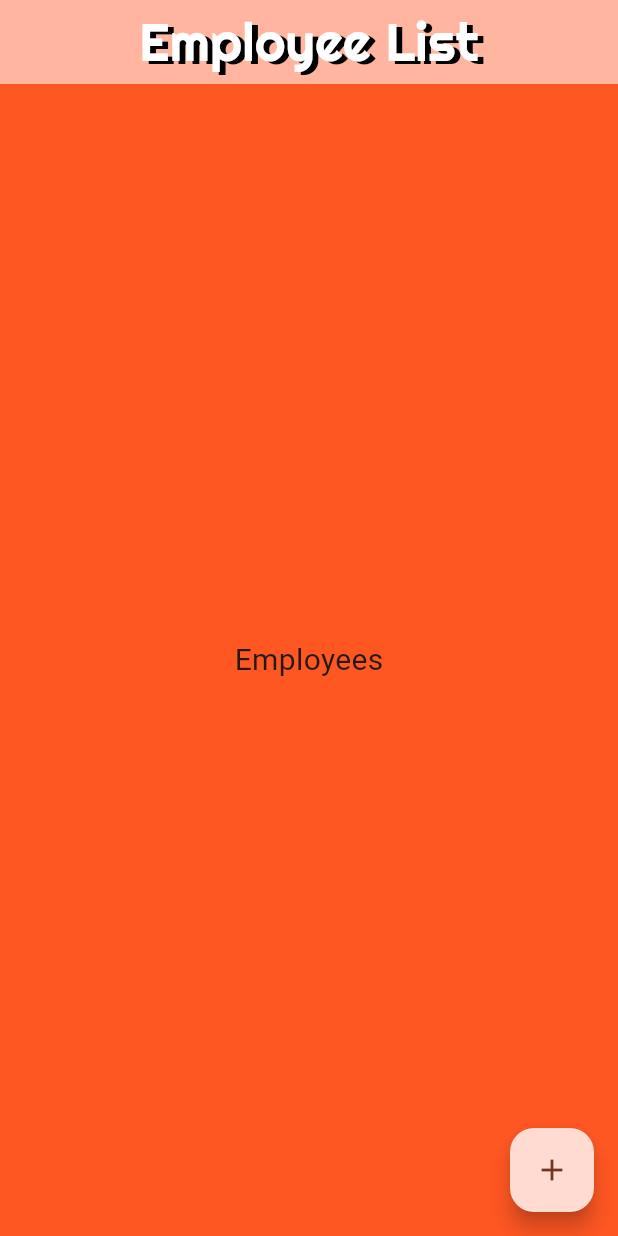
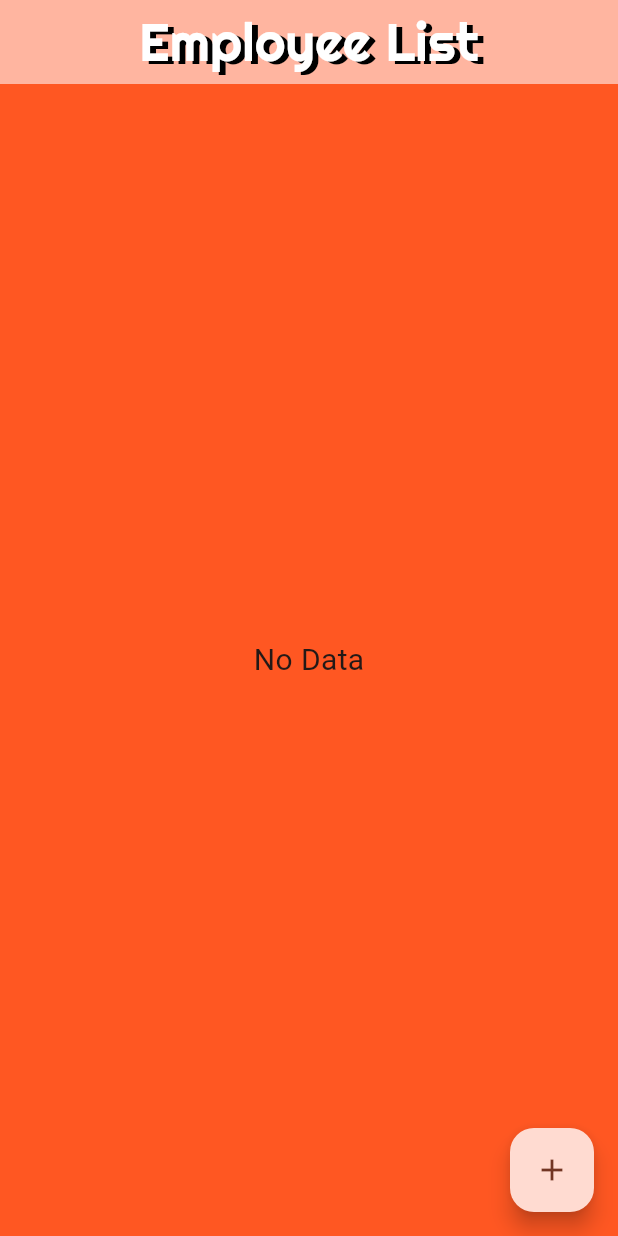
Before and after one commit to NadaMakkawy/task_10, a Flutter app: the screen it shows after launch, on a phone screen of 412 x 824 dp. Run offline on Flutter 3.47's test engine with Material 3 defaults, Android fonts, the phone set to English and light mode, and no system bars; missing offline and left inert: task_10_test; Roboto replaces fonts that are missing (DarkerGrotesque).

Commit message:
added a list of employees

```diff
--- a/lib/main.dart
+++ b/lib/main.dart
@@ -41,8 +41,9 @@ class MyApp extends StatelessWidget {
         ),
         useMaterial3: true,
       ),
-      home: const EmployeePage(
+      home: EmployeePage(
         title: 'Employee List',
+        employeeList: [],
       ),
     );
   }
--- a/lib/models/employee.dart
+++ b/lib/models/employee.dart
@@ -1,11 +1,11 @@
 class Employee {
   final String name;
+  final String gender;
   final int age;
-  final String gender;
 
   Employee({
     required this.name,
+    required this.gender,
     required this.age,
-    required this.gender,
   });
 }
--- a/lib/pages/employee_page.dart
+++ b/lib/pages/employee_page.dart
@@ -1,12 +1,21 @@
 import 'package:flutter/material.dart';
 
+import '../models/employee.dart';
+import '../widgets/employee_card.dart';
 import '../widgets/form_card.dart';
 
-class EmployeePage extends StatelessWidget {
-  const EmployeePage({super.key, required this.title});
-
+class EmployeePage extends StatefulWidget {
+  final List<Employee> employeeList;
   final String title;
 
+  const EmployeePage(
+      {super.key, required this.title, required this.employeeList});
+
+  @override
+  State<EmployeePage> createState() => _EmployeePageState();
+}
+
+class _EmployeePageState extends State<EmployeePage> {
   @override
   Widget build(BuildContext context) {
     return Scaffold(
@@ -14,13 +23,31 @@ class EmployeePage extends StatelessWidget {
         centerTitle: true,
         backgroundColor: Theme.of(context).colorScheme.inversePrimary,
         title: Text(
-          title,
+          widget.title,
           style: Theme.of(context).textTheme.titleMedium,
         ),
       ),
-      body: const Center(
-        child: Text('Employees'),
-      ),
+      body:
+          //  const Center(
+          //   child: Text('Employees'),
+          // ),
+          widget.employeeList.isEmpty
+              ? const Center(
+                  child: Text('No Data'),
+                )
+              : Padding(
+                  padding: const EdgeInsets.all(8.0),
+                  child:
+                      //  ListView(
+                      //   children: getEmployeeCards(),
+                      // ),
+                      ListView.builder(
+                    itemCount: widget.employeeList.length,
+                    itemBuilder: (context, index) {
+                      return EmployeeCard(employee: widget.employeeList[index]);
+                    },
+                  ),
+                ),
       floatingActionButton: FloatingActionButton(
         onPressed: () {
           showDialog(
@@ -36,10 +63,17 @@ class EmployeePage extends StatelessWidget {
                         ),
                   ),
                 ),
-                content: const SizedBox(
+                content: SizedBox(
                   width: double.maxFinite,
                   height: 350,
-                  child: FormCard(),
+                  child: FormCard(
+                    employeeList: widget.employeeList,
+                    title: widget.title,
+                  ),
+                  // child: FormWidget(
+                  //   employeeList: widget.employeeList,
+                  //   title: widget.title,
+                  // ),
                 ),
               );
             },
@@ -50,4 +84,14 @@ class EmployeePage extends StatelessWidget {
       ),
     );
   }
+
+  // List<Widget> getEmployeeCards() {
+  //   List<Widget> employeeCards = [];
+
+  //   for (var emp in widget.employeeList) {
+  //     employeeCards.add(EmployeeCard(employee: emp));
+  //   }
+
+  //   return employeeCards;
+  // }
 }
```
Also changed, not shown: lib/widgets/employee_card.dart (added, +35 -0 lines), lib/widgets/fields_list.dart (+15 -7 lines), lib/widgets/form_card.dart (+11 -4 lines), lib/widgets/form_widget.dart (+63 -4 lines).
